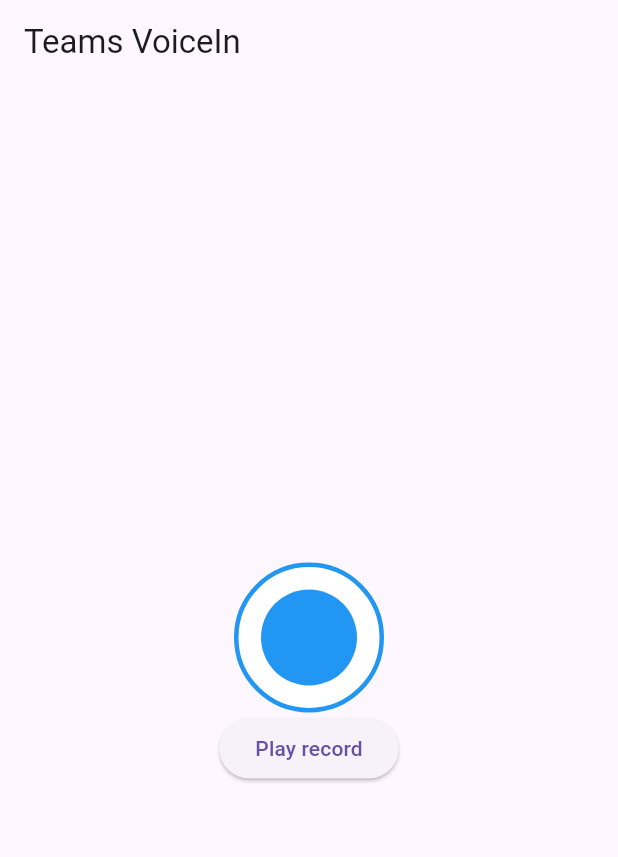
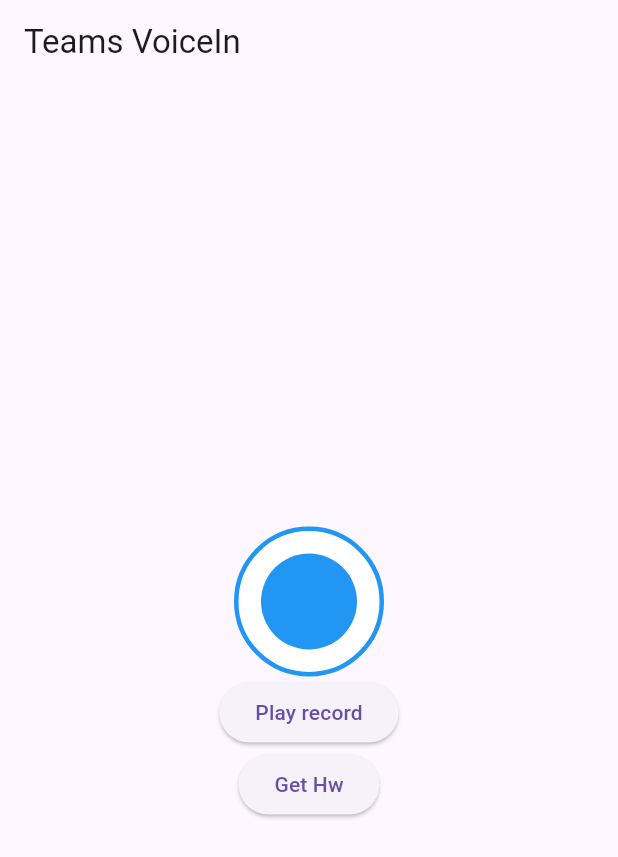
Before and after one commit to kanataidarov/teams_voicein, a Flutter app: the screen it shows after launch, on a phone screen of 412 x 824 dp. Shown: the top 857 px of the screen. Run offline on Flutter 3.47's test engine with Material 3 defaults, Android fonts, the phone set to English and light mode, and no system bars; our stand-ins replace fixnum, logger, permission_handler; missing offline and left inert: audio_session, flutter_sound, flutter_sound_platform_interface, grpc, protobuf.

```diff
--- a/lib/main.dart
+++ b/lib/main.dart
@@ -26,7 +26,7 @@ class MyApp extends StatefulWidget {
 }
 
 class _MyAppState extends State<MyApp> {
-  final String _fileName = 'voice_msg.aac';
+  final String _fileName = 'voice_msg.wav';
 
   late final FlutterSoundPlayer? _player;
   late final FlutterSoundRecorder? _recorder;
@@ -117,11 +117,11 @@ class _MyAppState extends State<MyApp> {
             const SizedBox(height: 18),
             RecordingButton(isRecording: _isRecording, onPressed: record),
             ElevatedButton(
-                onPressed: playRecording, child: const Text('Play record'))
-            // ElevatedButton(
-            //     onPressed: () =>
-            //         ClientService.instance.recognize(getFilePath()),
-            //     child: const Text('Get Hw'))
+                onPressed: playRecording, child: const Text('Play record')),
+            ElevatedButton(
+                onPressed: () =>
+                    ClientService.instance.recognize(getFilePath()),
+                child: const Text('Get Hw'))
           ],
         ),
       ),
@@ -134,11 +134,11 @@ class _MyAppState extends State<MyApp> {
     try {
       _recorder!.startRecorder(
         audioSource: AudioSource.defaultSource,
-        codec: Codec.aacMP4,
+        codec: Codec.pcm16WAV,
         toFile: getFilePath(),
         enableVoiceProcessing: true,
         numChannels: 1,
-        sampleRate: 48000
+        sampleRate: 16000
       ).then((_) {
         setState(() {});
       });
```
